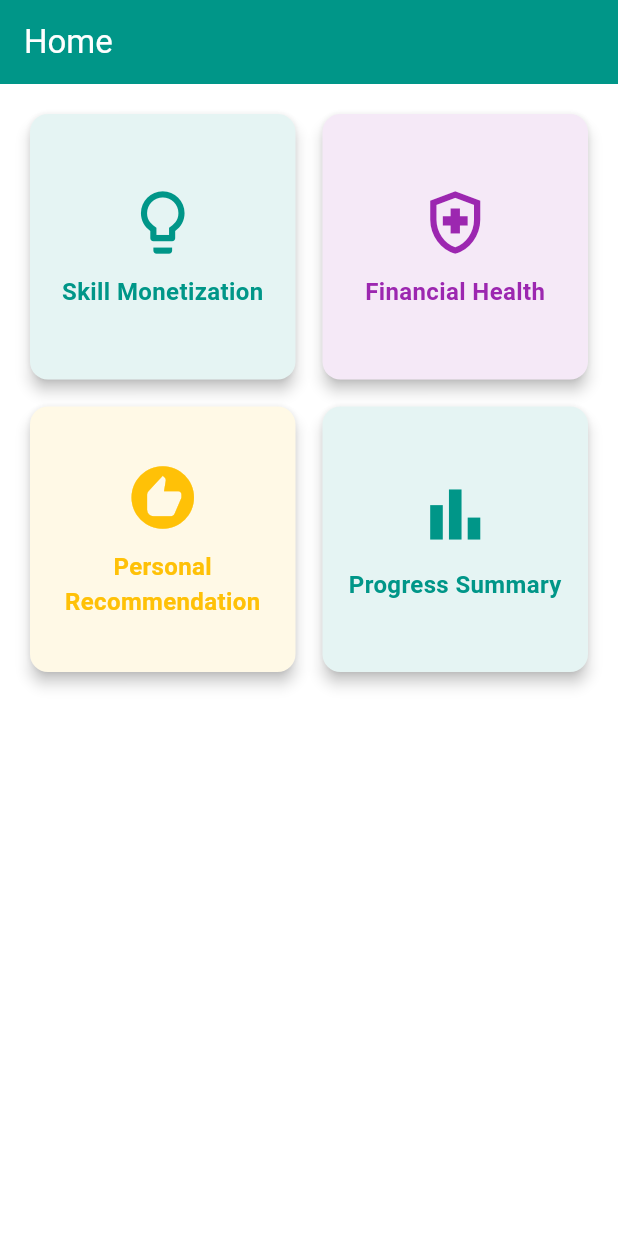
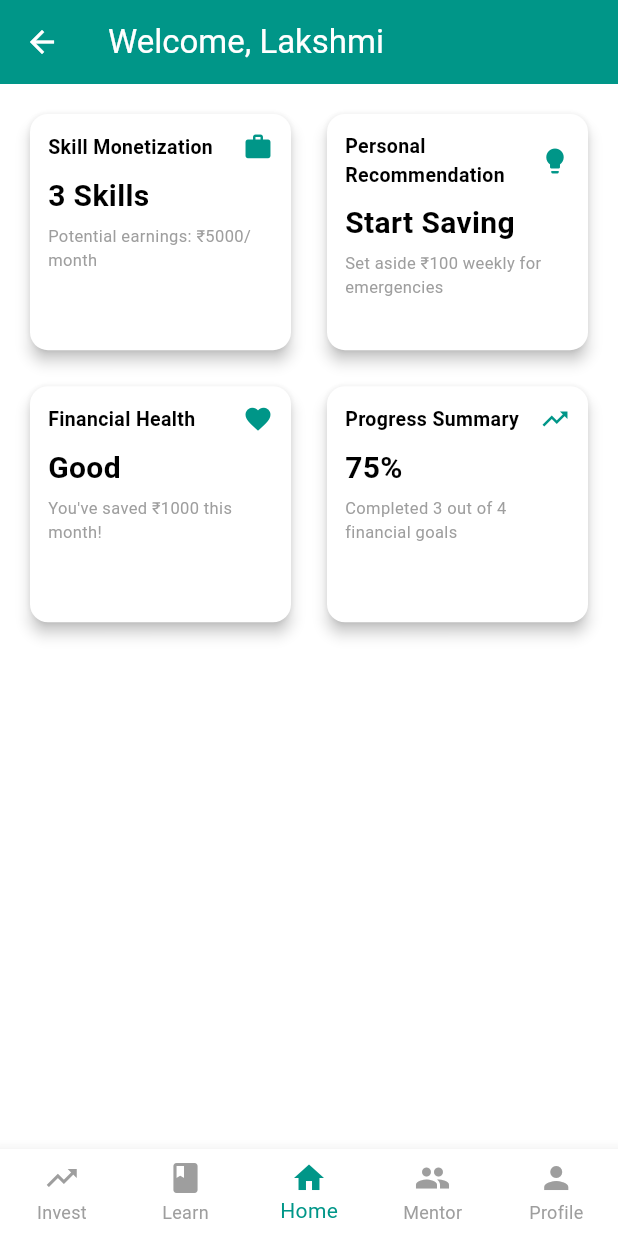
Before and after one commit to patelkiran185/NaariNivesh, a Flutter app: the HomeScreen screen opened directly, on a phone screen of 412 x 824 dp. Run offline on Flutter 3.47's test engine with Material 3 defaults, Android fonts, the light colour scheme and no system bars.

Commit message:
Add screens for Learn, Invest, Mentor, Profile, Progress, Financial Health, Skill Dashboard, and Personal Recommendation with bottom navigation

```diff
--- a/naarinivesh/lib/screens/home.dart
+++ b/naarinivesh/lib/screens/home.dart
@@ -1,103 +1,134 @@
 import 'package:flutter/material.dart';
+import 'package:naarinivesh/utils/BottomNavigation.dart';
+import 'package:naarinivesh/sub-screens/finhealth.dart';
+import 'package:naarinivesh/sub-screens/personalrecommend.dart';
+import 'package:naarinivesh/sub-screens/progress.dart';
+import 'package:naarinivesh/sub-screens/skilldashboard.dart';
 
 class HomeScreen extends StatelessWidget {
-  const HomeScreen({super.key});
-
   @override
   Widget build(BuildContext context) {
     return Scaffold(
       appBar: AppBar(
-        title: const Text('Home', textAlign: TextAlign.center,),
+        title: const Text('Welcome, Lakshmi'),
         backgroundColor: Colors.teal,
-        automaticallyImplyLeading: false, // Remove the back arrow
         foregroundColor: Colors.white,
-
       ),
-      body: Padding(
+      body: SingleChildScrollView(
+        child: Padding(
           padding: const EdgeInsets.all(16.0),
-        child: GridView.count(
+          child: Column(
+            crossAxisAlignment: CrossAxisAlignment.start,
+            children: [
+              GridView.count(
                 crossAxisCount: 2,
-          crossAxisSpacing: 10,
-          mainAxisSpacing: 10,
+                crossAxisSpacing: 16,
+                mainAxisSpacing: 16,
+                shrinkWrap: true,
+                childAspectRatio: 1.1, // Adjusted to prevent overflow
+                physics: const NeverScrollableScrollPhysics(),
                 children: [
-            HomeCard(
+                  _buildCard(
+                    context: context,
                     title: 'Skill Monetization',
-              icon: Icons.lightbulb_outline,
-              color: Colors.teal,
-              onTap: () {
-                Navigator.pushNamed(context, '/skilldashboard');
-              },
+                    value: '3 Skills',
+                    subtitle: 'Potential earnings: ₹5000/month',
+                    icon: Icons.work,
+                    screen: SkillDashboardScreen(),
                   ),
-            HomeCard(
+                  _buildCard(
+                    context: context,
+                    title: 'Personal Recommendation',
+                    value: 'Start Saving',
+                    subtitle: 'Set aside ₹100 weekly for emergencies',
+                    icon: Icons.lightbulb,
+                    screen: PersonalRecommendScreen(),
+                  ),
+                  _buildCard(
+                    context: context,
                     title: 'Financial Health',
-              icon: Icons.health_and_safety_outlined,
-              color: Colors.purple,
-              onTap: () {
-                Navigator.pushNamed(context, '/finhealth');
-              },
+                    value: 'Good',
+                    subtitle: 'You\'ve saved ₹1000 this month!',
+                    icon: Icons.favorite,
+                    screen: FinHealthScreen(),
                   ),
-            HomeCard(
-              title: 'Personal Recommendation',
-              icon: Icons.recommend,
-              color: Colors.amber, // Gold accent
-              onTap: () {
-                Navigator.pushNamed(context, '/personalrecommend');
-              },
+                  _buildCard(
+                    context: context,
+                    title: 'Progress Summary',
+                    value: '75%',
+                    subtitle: 'Completed 3 out of 4 financial goals',
+                    icon: Icons.trending_up,
+                    screen: ProgressScreen(),
                   ),
-            HomeCard(
-              title: 'Progress Summary',
-              icon: Icons.bar_chart,
-              color: Colors.teal,
-              onTap: () {
-                Navigator.pushNamed(context, '/progress');
-              },
+                ],
               ),
             ],
           ),
         ),
+      ),
+      bottomNavigationBar: BottomNavigation(currentIndex: 2),
     );
   }
-}
 
-class HomeCard extends StatelessWidget {
-  final String title;
-  final IconData icon;
-  final Color color;
-  final VoidCallback onTap;
-
-  const HomeCard({super.key, required this.title, required this.icon, required this.color, required this.onTap});
-
-  @override
-  Widget build(BuildContext context) {
+  Widget _buildCard({
+    required BuildContext context,
+    required String title,
+    required String value,
+    required String subtitle,
+    required IconData icon,
+    required Widget screen,
+  }) {
     return GestureDetector(
-      onTap: onTap,
+      onTap: () {
+        Navigator.push(
+          context,
+          MaterialPageRoute(builder: (context) => screen),
+        );
+      },
       child: Card(
         elevation: 4,
         shape: RoundedRectangleBorder(
           borderRadius: BorderRadius.circular(12),
         ),
-        child: Container(
-          decoration: BoxDecoration(
-            color: color.withOpacity(0.1),
-            borderRadius: BorderRadius.circular(12),
+        child: Padding(
+          padding: const EdgeInsets.all(12.0), // Reduced padding
+          child: Column(
+            crossAxisAlignment: CrossAxisAlignment.start,
+            mainAxisSize: MainAxisSize.min, // Added to prevent expansion
+            children: [
+              Row(
+                mainAxisAlignment: MainAxisAlignment.spaceBetween,
+                children: [
+                  Expanded(
+                    child: Text(
+                      title,
+                      style: const TextStyle(
+                        fontSize: 13, // Slightly reduced font size
+                        fontWeight: FontWeight.bold,
                       ),
-          child: Column(
-            mainAxisAlignment: MainAxisAlignment.center,
-            children: [
-              Icon(
-                icon,
-                size: 50,
-                color: color,
+                      maxLines: 2, // Limit lines
+                      overflow: TextOverflow.ellipsis,
                     ),
-              const SizedBox(height: 10),
+                  ),
+                  Icon(icon, size: 20, color: Colors.teal), // Reduced icon size
+                ],
+              ),
+              const SizedBox(height: 8),
               Text(
-                title,
-                style: TextStyle(
-                  fontSize: 16,
+                value,
+                style: const TextStyle(
+                  fontSize: 20, // Reduced font size
                   fontWeight: FontWeight.bold,
-                  color: color,
                 ),
-                textAlign: TextAlign.center,
+                maxLines: 1,
+                overflow: TextOverflow.ellipsis,
+              ),
+              const SizedBox(height: 4),
+              Text(
+                subtitle,
+                style: const TextStyle(fontSize: 11, color: Colors.grey), // Reduced font size
+                maxLines: 2, // Limit lines
+                overflow: TextOverflow.ellipsis,
               ),
             ],
           ),
--- /dev/null
+++ b/naarinivesh/lib/utils/BottomNavigation.dart
@@ -0,0 +1,55 @@
+import 'package:flutter/material.dart';
+import 'package:naarinivesh/screens/home.dart';
+import 'package:naarinivesh/screens/invest.dart';
+import 'package:naarinivesh/screens/learn.dart';
+import 'package:naarinivesh/screens/mentor.dart';
+import 'package:naarinivesh/screens/profile.dart';
+
+class BottomNavigation extends StatelessWidget {
+  final int currentIndex;
+
+  BottomNavigation({required this.currentIndex});
+
+  void _onItemTapped(BuildContext context, int index) {
+    switch (index) {
+      case 0:
+        Navigator.pushReplacement(
+            context, MaterialPageRoute(builder: (context) => InvestScreen()));
+        break;
+      case 1:
+        Navigator.pushReplacement(
+            context, MaterialPageRoute(builder: (context) => LearnScreen()));
+        break;
+      case 2:
+        Navigator.pushReplacement(
+            context, MaterialPageRoute(builder: (context) => HomeScreen()));
+        break;
+      case 3:
+        Navigator.pushReplacement(
+            context, MaterialPageRoute(builder: (context) => MentorScreen()));
+        break;
+      case 4:
+        Navigator.pushReplacement(
+            context, MaterialPageRoute(builder: (context) => ProfileScreen()));
+        break;
+    }
+  }
+
+  @override
+  Widget build(BuildContext context) {
+    return BottomNavigationBar(
+      type: BottomNavigationBarType.fixed,
+      items: const [
+        BottomNavigationBarItem(icon: Icon(Icons.trending_up), label: 'Invest'),
+        BottomNavigationBarItem(icon: Icon(Icons.book), label: 'Learn'),
+        BottomNavigationBarItem(icon: Icon(Icons.home), label: 'Home'),
+        BottomNavigationBarItem(icon: Icon(Icons.people), label: 'Mentor'),
+        BottomNavigationBarItem(icon: Icon(Icons.person), label: 'Profile'),
+      ],
+      currentIndex: currentIndex,
+      selectedItemColor: Colors.teal,
+      unselectedItemColor: Colors.grey,
+      onTap: (index) => _onItemTapped(context, index),
+    );
+  }
+}
```
Also changed, not shown: naarinivesh/lib/screens/invest.dart (+19 -0 lines), naarinivesh/lib/screens/learn.dart (+19 -0 lines), naarinivesh/lib/screens/mentor.dart (+19 -0 lines), naarinivesh/lib/screens/profile.dart (+19 -0 lines), naarinivesh/lib/sub-screens/finhealth.dart (+19 -0 lines), naarinivesh/lib/sub-screens/personalrecommend.dart (+19 -0 lines), naarinivesh/lib/sub-screens/progress.dart (+19 -0 lines), naarinivesh/lib/sub-screens/skilldashboard.dart (+19 -0 lines). Lines whose indentation alone changed are shown as unchanged.
